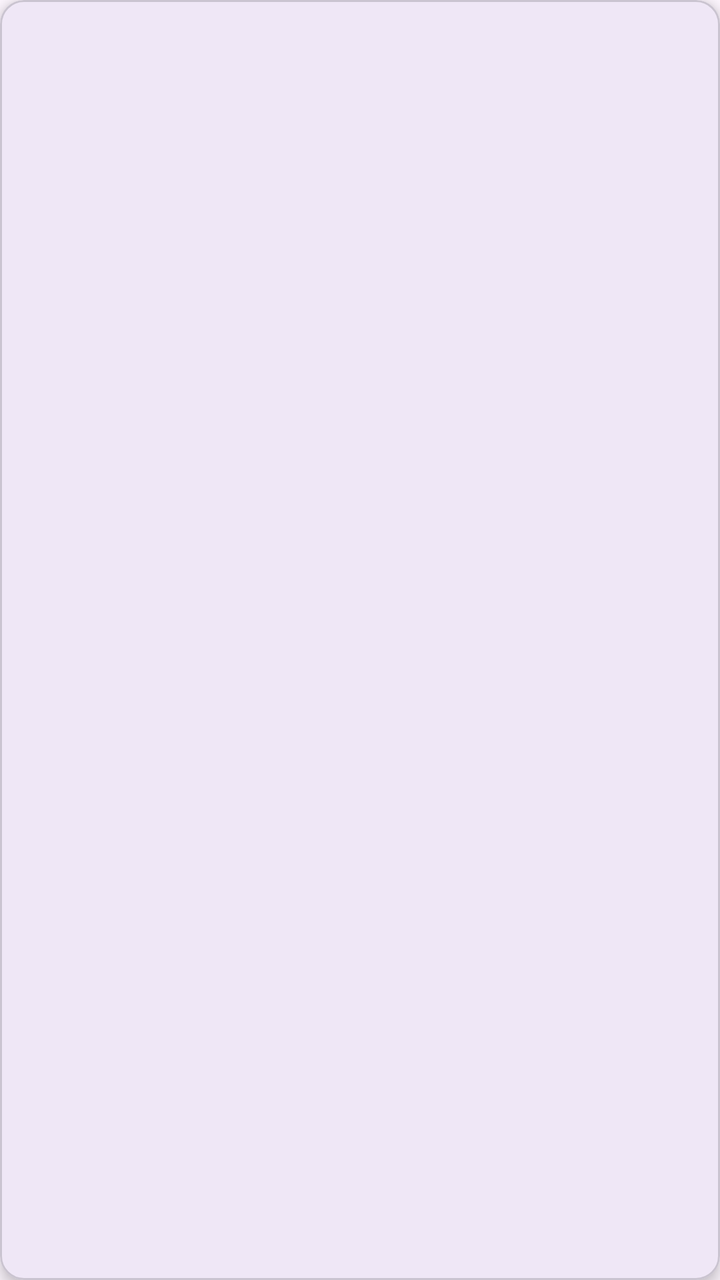
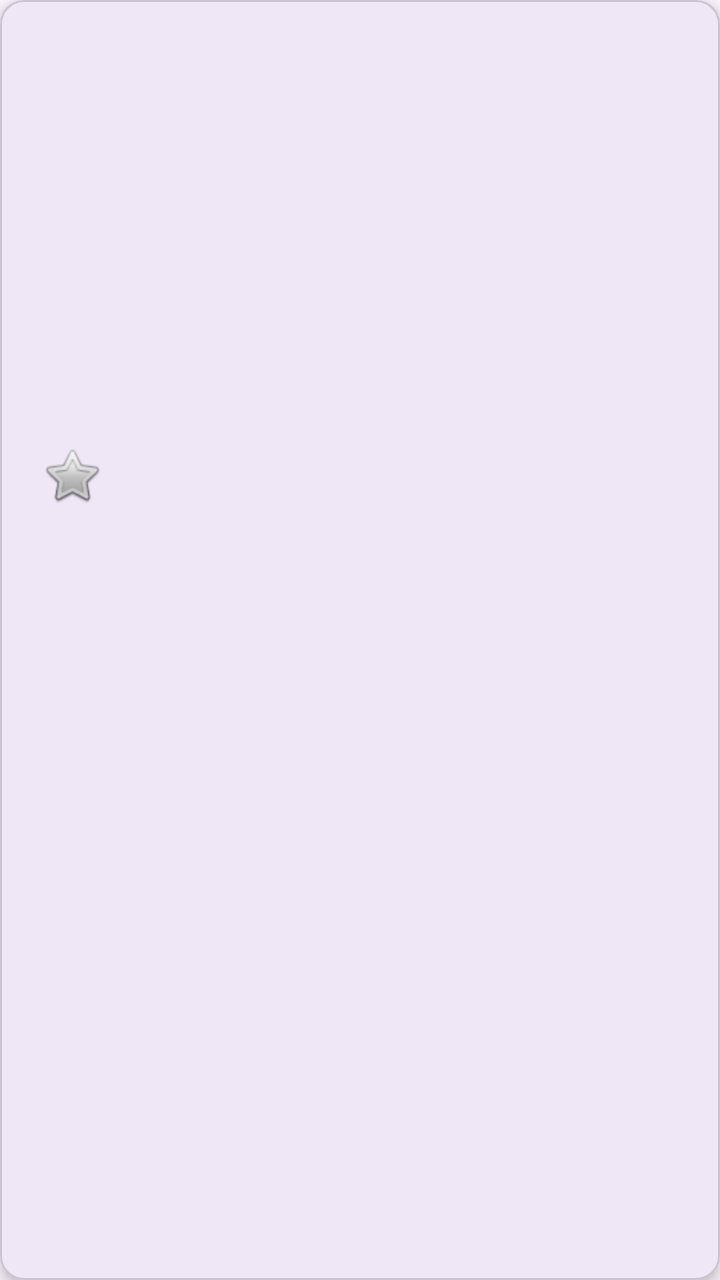

Compare the two renders of this Android layout. The source of the first and the diff that turns it into the second are given below.
<!-- AndroidManifest.xml: application theme Theme.NewsApp -->
<!-- res/layout/item_news.xml -->
<?xml version="1.0" encoding="utf-8"?>
<com.google.android.material.card.MaterialCardView xmlns:android="http://schemas.android.com/apk/res/android"
    xmlns:app="http://schemas.android.com/apk/res-auto"
    android:layout_width="match_parent"
    android:layout_height="wrap_content"
    android:layout_marginHorizontal="12dp"
    android:layout_marginVertical="6dp"
    app:cardCornerRadius="12dp"
    app:cardElevation="4dp">

    <LinearLayout
        android:layout_width="match_parent"
        android:layout_height="wrap_content"
        android:orientation="vertical">

        <ImageView
            android:id="@+id/iv_news_image"
            android:layout_width="match_parent"
            android:layout_height="180dp"
            android:scaleType="centerCrop"
            android:contentDescription="Imagen de la noticia" />

        <LinearLayout
            android:layout_width="match_parent"
            android:layout_height="wrap_content"
            android:orientation="vertical"
            android:padding="12dp">


            <TextView
                android:id="@+id/tv_title"
                android:layout_width="match_parent"
                android:layout_height="wrap_content"
                android:textSize="16sp"
                android:textStyle="bold"
                android:maxLines="2"
                android:ellipsize="end"
                android:textColor="?attr/colorOnSurface" />


            <TextView
                android:id="@+id/tv_description"
                android:layout_width="match_parent"
                android:layout_height="wrap_content"
                android:layout_marginTop="6dp"
                android:textSize="14sp"
                android:maxLines="3"
                android:ellipsize="end"
                android:textColor="?attr/colorOnSurfaceVariant" />


            <LinearLayout
                android:layout_width="match_parent"
                android:layout_height="wrap_content"
                android:orientation="horizontal"
                android:layout_marginTop="10dp">

                <TextView
                    android:id="@+id/tv_source"
                    android:layout_width="0dp"
                    android:layout_height="wrap_content"
                    android:layout_weight="1"
                    android:textSize="12sp"
                    android:textStyle="italic"
                    android:textColor="?attr/colorPrimary" />

                <TextView
                    android:id="@+id/tvPublishedAt"
                    android:layout_width="wrap_content"
                    android:layout_height="wrap_content"
                    android:textSize="12sp"
                    android:textColor="?attr/colorOutline" />
            </LinearLayout>

        </LinearLayout>

    </LinearLayout>

</com.google.android.material.card.MaterialCardView>
<!-- resources referenced by this layout -->
<resources>
  <style name="Theme.NewsApp" parent="Base.Theme.NewsApp" />
  <style name="Base.Theme.NewsApp" parent="Theme.Material3.DayNight.NoActionBar">
          
          
      </style>
</resources>

<!-- the commit's change to res/layout/item_news.xml (unified diff, before → after) -->
@@ -37,6 +37,13 @@
                 android:ellipsize="end"
                 android:textColor="?attr/colorOnSurface" />
 
+            <ImageButton
+                android:id="@+id/btnFavorito"
+                android:layout_width="48dp"
+                android:layout_height="48dp"
+                android:background="?attr/selectableItemBackgroundBorderless"
+                android:contentDescription="Guardar en favoritos"
+                android:src="@android:drawable/btn_star_big_off" />
 
             <TextView
                 android:id="@+id/tv_description"
